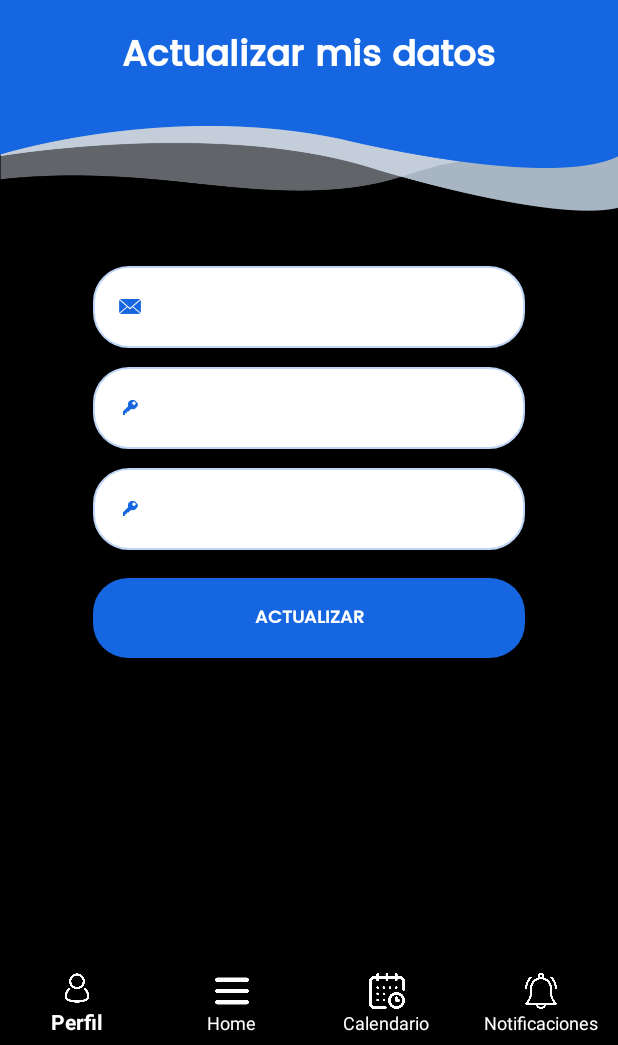
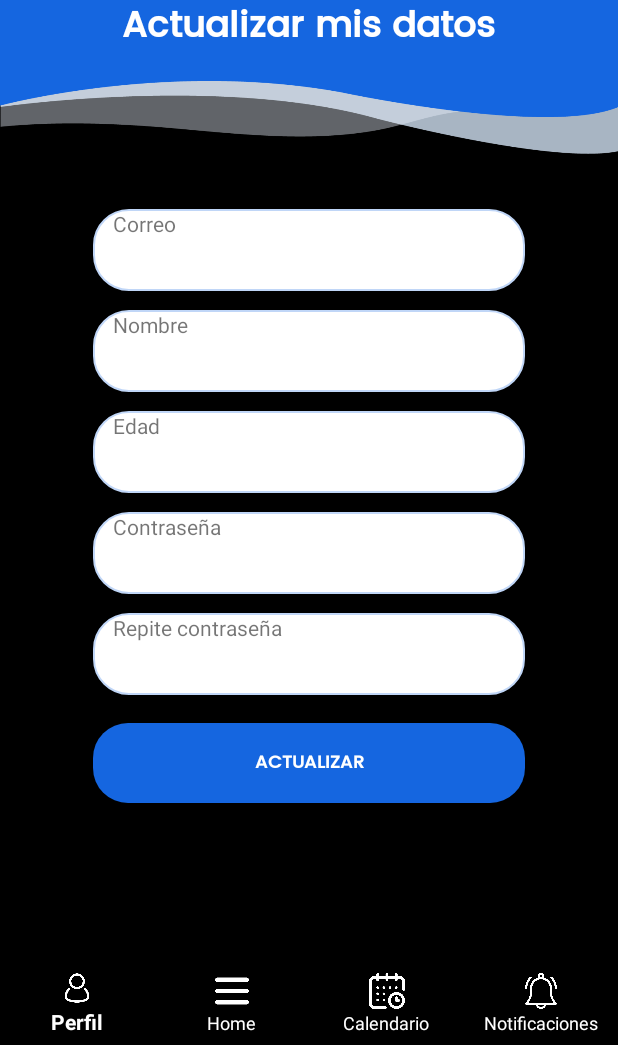
Before and after one commit to alexa12mora/Proyecto-Moviles, an Android app: the activity_user_d screen opened directly, with no data from a screen before it, on a phone screen of 412 x 824 dp, the part 191-1236 px from its top. Run offline under Robolectric (Android 15) with nearby library versions, the light colour scheme and no system bars.

Commit message:
Actualizar Usuario

```diff
--- a/app/src/main/java/com/example/projectomoviles/activity_user_d.kt
+++ b/app/src/main/java/com/example/projectomoviles/activity_user_d.kt
@@ -1,18 +1,106 @@
 package com.example.projectomoviles
 
+import android.annotation.SuppressLint
+import android.content.Intent
 import androidx.appcompat.app.AppCompatActivity
 import android.os.Bundle
+import android.widget.Button
+import android.widget.EditText
+import android.widget.RelativeLayout
+import android.widget.Toast
 import com.google.android.material.bottomnavigation.BottomNavigationView
 
 class activity_user_d : Base_Activity() {
+    private lateinit var sessionManager: sessionManager
+    private var userId: Int = 0
+    private lateinit var dbHelper: MyDatabaseHelper
+    //Declaracion de variables
+    private lateinit var username: EditText
+    private lateinit var password: EditText
+    private lateinit var repitepassword: EditText
+    private lateinit var name: EditText
+    private lateinit var edad: EditText
+    private lateinit var button: Button
+
+    @SuppressLint("MissingInflatedId")
     override fun onCreate(savedInstanceState: Bundle?) {
-        lateinit var sessionManager: sessionManager
-        var userId: Int
         super.onCreate(savedInstanceState)
         setContentView(R.layout.activity_user_d)
+        dbHelper = MyDatabaseHelper(this)
+        username =  findViewById(R.id.username_input);
+        password =  findViewById(R.id.pass);
+        repitepassword=  findViewById(R.id.pass_ver);
+        name =  findViewById(R.id.name);
+        edad =  findViewById(R.id.edad);
+        button =  findViewById(R.id.buttonUpdate);
         val bottomNavigationView = findViewById<BottomNavigationView>(R.id.bottom_navigation)
         bottomNavigationView.setOnNavigationItemSelectedListener(this);
-        sessionManager = sessionManager(this)
-        userId = sessionManager.getUserId()
+        sessionManager = sessionManager(this);
+        userId = sessionManager.getUserId();
+        loadData();
+        button.setOnClickListener {
+            val enteredUsername = username.text.toString().trim();
+            val enteredPassword = password.text.toString().trim();
+            val enteredRepeatPassword = repitepassword.text.toString().trim();
+            val enteredName =  name.text.toString().trim();
+            val enterededad = edad.text.toString().trim();
+            resetInputFields();
+            if (enteredUsername.isNotEmpty() && enteredPassword.isNotEmpty() && enteredRepeatPassword.isNotEmpty() && enteredName.isNotEmpty() && enterededad.isNotEmpty()) {
+                if (enteredPassword == enteredRepeatPassword) {
+                    dbHelper.updateData(enteredUsername, enteredPassword,enteredName,enterededad.toInt());
+                    showToast("Datos actualizado correctamente");
+                    val intent = Intent(this, activity_home::class.java);
+                    startActivity(intent);
+                    finish();
+                } else {
+                    showToast("Las contraseñas no coinciden");
+                    findViewById<RelativeLayout>(R.id.relativeloyoutContra).setBackgroundResource(R.drawable.red_border);
+                    findViewById<RelativeLayout>(R.id.relativeloyoutRepiContra).setBackgroundResource(R.drawable.red_border);
+                }
+            } else {
+                showToast("Por favor, complete todos los campos ya que son requeridos");
+                findViewById<RelativeLayout>(R.id.relativeloyoutCorreo).setBackgroundResource(R.drawable.red_border);
+                findViewById<RelativeLayout>(R.id.relativeloyoutContra).setBackgroundResource(R.drawable.red_border);
+                findViewById<RelativeLayout>(R.id.relativeloyoutRepiContra).setBackgroundResource(R.drawable.red_border);
+                findViewById<RelativeLayout>(R.id.relativeloyoutNombre).setBackgroundResource(R.drawable.red_border);
+                findViewById<RelativeLayout>(R.id.relativeloyoutEdad).setBackgroundResource(R.drawable.red_border);
+            }
+        }
+    }
+    @SuppressLint("Range")
+    private fun loadData() {
+        val db = dbHelper.readableDatabase
+        val selection = "id = ?"
+        val selectionArgs = arrayOf(userId.toString())
+        val cursor = db.query("users", null, selection, selectionArgs, null, null, null)
+        if (cursor.moveToFirst()) {
+            val username = cursor.getString(cursor.getColumnIndex("username"));
+            val password = cursor.getString(cursor.getColumnIndex("password"));
+            val name = cursor.getString(cursor.getColumnIndex("name"));
+            val edad = cursor.getString(cursor.getColumnIndex("edad"));
+            val usernameEditText = findViewById<EditText>(R.id.username_input);
+            val passwordEditText = findViewById<EditText>(R.id.pass);
+            val passwordVerEditText = findViewById<EditText>(R.id.pass_ver);
+            val nameVertextEdit = findViewById<EditText>(R.id.name);
+            val edadVerTextEdit = findViewById<EditText>(R.id.edad);
+            usernameEditText.setText(username);
+            passwordEditText.setText(password);
+            passwordVerEditText.setText(password);
+            nameVertextEdit.setText(name);
+            edadVerTextEdit.setText(edad);
+        }
+        cursor.close();
+        db.close();
+    }
+
+    private fun showToast(message: String) {
+        Toast.makeText(this, message, Toast.LENGTH_SHORT).show()
+    }
+    private fun resetInputFields() {
+        findViewById<RelativeLayout>(R.id.relativeloyoutCorreo).setBackgroundResource(R.drawable.blue_border_rounded_cornwe);
+        findViewById<RelativeLayout>(R.id.relativeloyoutContra).setBackgroundResource(R.drawable.blue_border_rounded_cornwe);
+        findViewById<RelativeLayout>(R.id.relativeloyoutRepiContra).setBackgroundResource(R.drawable.blue_border_rounded_cornwe);
+        findViewById<RelativeLayout>(R.id.relativeloyoutNombre).setBackgroundResource(R.drawable.blue_border_rounded_cornwe);
+        findViewById<RelativeLayout>(R.id.relativeloyoutEdad).setBackgroundResource(R.drawable.blue_border_rounded_cornwe);
     }
 }
--- a/app/src/main/res/layout/activity_user_d.xml
+++ b/app/src/main/res/layout/activity_user_d.xml
@@ -14,7 +14,7 @@
 
         <FrameLayout
             android:layout_width="match_parent"
-            android:layout_height="268dp"
+            android:layout_height="230dp"
             android:background="@drawable/blue_bg">
 
             <ImageView
@@ -46,12 +46,13 @@
             android:layout_marginRight="62dp"
             android:background="@drawable/blue_border_rounded_cornwe">
 
+
+
             <!-- INPUT -->
             <EditText
                 android:id="@+id/username_input"
                 android:layout_width="match_parent"
                 android:layout_height="wrap_content"
-                android:layout_toRightOf="@+id/username_icon"
                 android:background="@android:color/transparent"
                 android:fontFamily="@font/poppins_regular"
                 android:inputType="textEmailAddress"
@@ -64,16 +65,85 @@
                 android:textStyle="bold" />
 
             <!-- ICON -->
-            <ImageView
-                android:id="@+id/username_icon"
-                android:layout_width="14.7dp"
-                android:layout_height="10.3dp"
-                android:layout_centerVertical="true"
-                android:layout_marginLeft="17dp"
-                android:src="@drawable/email" />
+            <TextView
+                android:id="@+id/textView"
+                android:layout_width="wrap_content"
+                android:layout_height="wrap_content"
+                android:gravity="fill_vertical"
+                android:paddingTop="-10dp"
+                android:shadowColor="@color/design_default_color_primary_dark"
+                android:text="    Correo" />
 
         </RelativeLayout>
+        <RelativeLayout
+            android:id="@+id/relativeloyoutNombre"
+            android:layout_width="wrap_content"
+            android:layout_height="wrap_content"
+            android:layout_marginLeft="62dp"
+            android:layout_marginTop="12.7dp"
+            android:layout_marginRight="62dp"
+            android:background="@drawable/blue_border_rounded_cornwe">
 
+            <!-- INPUT -->
+            <EditText
+                android:id="@+id/name"
+                android:layout_width="match_parent"
+                android:layout_height="wrap_content"
+                android:background="@android:color/transparent"
+                android:fontFamily="@font/poppins_regular"
+                android:maxLength="30"
+                android:maxLines="1"
+                android:paddingLeft="17dp"
+                android:paddingTop="15dp"
+                android:paddingBottom="15dp"
+                android:textCursorDrawable="@drawable/cursor_color"
+                android:textSize="15sp"
+                android:textStyle="bold" />
+
+            <!-- ICON -->
+            <TextView
+                android:id="@+id/textView2"
+                android:layout_width="wrap_content"
+                android:layout_height="wrap_content"
+                android:gravity="fill_vertical"
+                android:text="    Nombre" />
+
+        </RelativeLayout>
+        <RelativeLayout
+            android:id="@+id/relativeloyoutEdad"
+            android:layout_width="wrap_content"
+            android:layout_height="wrap_content"
+            android:layout_marginLeft="62dp"
+            android:layout_marginTop="12.7dp"
+            android:layout_marginRight="62dp"
+            android:background="@drawable/blue_border_rounded_cornwe">
+
+            <!-- INPUT -->
+            <EditText
+                android:id="@+id/edad"
+                android:layout_width="match_parent"
+                android:layout_height="wrap_content"
+                android:background="@android:color/transparent"
+                android:fontFamily="@font/poppins_regular"
+                android:inputType="number"
+                android:maxLength="10"
+                android:maxLines="1"
+                android:paddingLeft="17dp"
+                android:paddingTop="15dp"
+                android:paddingBottom="15dp"
+                android:textCursorDrawable="@drawable/cursor_color"
+                android:textSize="15sp"
+                android:textStyle="bold" />
+
+            <!-- ICON -->
+            <TextView
+                android:id="@+id/textView3"
+                android:layout_width="wrap_content"
+                android:layout_height="wrap_content"
+                android:gravity="fill_vertical"
+                android:text="    Edad" />
+
+        </RelativeLayout>
 
         <RelativeLayout
             android:id="@+id/relativeloyoutContra"
@@ -89,10 +159,8 @@
                 android:id="@+id/pass"
                 android:layout_width="match_parent"
                 android:layout_height="wrap_content"
-                android:layout_toRightOf="@+id/icon"
                 android:background="@android:color/transparent"
                 android:fontFamily="@font/poppins_regular"
-                android:inputType="textPassword"
                 android:maxLength="10"
                 android:maxLines="1"
                 android:paddingLeft="17dp"
@@ -103,13 +171,12 @@
                 android:textStyle="bold" />
 
             <!-- ICON -->
-            <ImageView
-                android:id="@+id/icon"
-                android:layout_width="14.7dp"
-                android:layout_height="10.3dp"
-                android:layout_centerVertical="true"
-                android:layout_marginLeft="17dp"
-                android:src="@drawable/password" />
+            <TextView
+                android:id="@+id/textView5"
+                android:layout_width="wrap_content"
+                android:layout_height="wrap_content"
+                android:gravity="fill_vertical"
+                android:text="    Contraseña" />
 
         </RelativeLayout>
 
@@ -122,15 +189,14 @@
             android:layout_marginRight="62dp"
             android:background="@drawable/blue_border_rounded_cornwe">
 
+
             <!-- INPUT -->
             <EditText
                 android:id="@+id/pass_ver"
                 android:layout_width="match_parent"
                 android:layout_height="wrap_content"
-                android:layout_toRightOf="@+id/icon1"
                 android:background="@android:color/transparent"
                 android:fontFamily="@font/poppins_regular"
-                android:inputType="textPassword"
                 android:maxLength="10"
                 android:maxLines="1"
                 android:paddingLeft="17dp"
@@ -141,18 +207,17 @@
                 android:textStyle="bold" />
 
             <!-- ICON -->
-            <ImageView
-                android:id="@+id/icon1"
-                android:layout_width="14.7dp"
-                android:layout_height="10.3dp"
-                android:layout_centerVertical="true"
-                android:layout_marginLeft="17dp"
-                android:src="@drawable/password" />
+            <TextView
+                android:id="@+id/textView4"
+                android:layout_width="wrap_content"
+                android:layout_height="wrap_content"
+                android:gravity="fill_vertical"
+                android:text="    Repite contraseña" />
 
         </RelativeLayout>
 
         <Button
-            android:id="@+id/buttonLogin"
+            android:id="@+id/buttonUpdate"
             android:layout_width="match_parent"
             android:layout_height="53dp"
             android:layout_gravity="center"
```
Also changed, not shown: app/src/main/java/com/example/projectomoviles/MyDatabaseHelper.java (+12 -16 lines), app/src/main/java/com/example/projectomoviles/activity_register.kt (+12 -3 lines), app/src/main/res/layout/activity_register.xml (+81 -5 lines), app/src/main/res/drawable/age.png (added), app/src/main/res/drawable/name.png (added).
